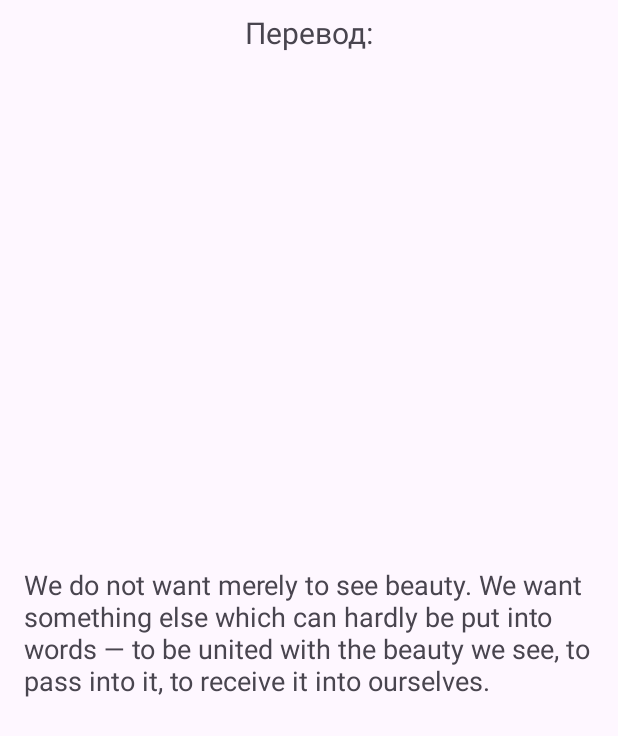
After one commit to elnurAndroidDev/Quotes, an Android app: the layout translation_bottom_sheet.xml on its own in the app's theme, with its tools: preview values and no code run, on a phone screen of 412 x 824 dp. The commit adds this screen. Shown: the top 736 px of the screen. Run offline under Robolectric (Android 15) with nearby library versions, the phone set to English and light mode, and no system bars.

Commit message:
added translation

```diff
--- a/app/build.gradle
+++ b/app/build.gradle
@@ -44,6 +44,7 @@ dependencies {
     implementation 'androidx.constraintlayout:constraintlayout:2.1.4'
     implementation 'org.jetbrains.kotlinx:kotlinx-coroutines-core:1.6.4'
     implementation 'com.github.duanhong169:colorpicker:1.1.6'
+    implementation 'com.google.mlkit:translate:17.0.1'
     implementation "androidx.lifecycle:lifecycle-viewmodel-ktx:2.6.1"
     implementation 'com.google.code.gson:gson:2.10.1'
     implementation 'com.squareup.retrofit2:retrofit:2.9.0'
--- /dev/null
+++ b/app/src/main/java/com/example/quotes/models/TranslationResponse.kt
@@ -0,0 +1,6 @@
+package com.example.quotes.models
+
+data class TranslationResponse(
+    val message: String,
+    val status: String
+)
--- a/app/src/main/java/com/example/quotes/ui/QuoteClickListener.kt
+++ b/app/src/main/java/com/example/quotes/ui/QuoteClickListener.kt
@@ -5,4 +5,6 @@ import com.example.quotes.models.QuoteUiModel
 interface QuoteClickListener {
     fun likeOrUnLike(quote: QuoteUiModel)
     fun share(quote: QuoteUiModel)
+
+    fun translate(quoteContent: String)
 }
--- a/app/src/main/java/com/example/quotes/ui/activities/favorites/FavoritesActivity.kt
+++ b/app/src/main/java/com/example/quotes/ui/activities/favorites/FavoritesActivity.kt
@@ -54,6 +54,10 @@ class FavoritesActivity : AppCompatActivity() {
                 val shareIntent = Intent.createChooser(sendIntent, null)
                 startActivity(shareIntent)
             }
+
+            override fun translate(quoteContent: String) {
+
+            }
         })
         binding.favRV.adapter = adapter
         binding.favRV.layoutManager = LinearLayoutManager(this)
--- a/app/src/main/res/layout/error_item.xml
+++ b/app/src/main/res/layout/error_item.xml
@@ -41,7 +41,7 @@
         android:id="@+id/updateButton"
         android:layout_width="40dp"
         android:layout_height="40dp"
-        android:background="@drawable/update_icon"
+        android:src="@drawable/update_icon"
         app:layout_constraintBottom_toBottomOf="parent"
         app:layout_constraintEnd_toEndOf="parent" />
 
--- /dev/null
+++ b/app/src/main/res/layout/translation_bottom_sheet.xml
@@ -0,0 +1,33 @@
+<?xml version="1.0" encoding="utf-8"?>
+<androidx.constraintlayout.widget.ConstraintLayout xmlns:android="http://schemas.android.com/apk/res/android"
+    xmlns:app="http://schemas.android.com/apk/res-auto"
+    xmlns:tools="http://schemas.android.com/tools"
+    android:layout_width="match_parent"
+    android:layout_height="match_parent">
+
+    <TextView
+        android:id="@+id/translationHeader"
+        android:layout_width="wrap_content"
+        android:layout_height="wrap_content"
+        android:layout_marginTop="8dp"
+        android:text="Перевод:"
+        android:textSize="20sp"
+        app:layout_constraintEnd_toEndOf="parent"
+        app:layout_constraintStart_toStartOf="parent"
+        app:layout_constraintTop_toTopOf="parent" />
+
+    <TextView
+        android:id="@+id/translatedTextView"
+        android:layout_width="0dp"
+        android:layout_height="wrap_content"
+        android:layout_marginStart="16dp"
+        android:layout_marginTop="16dp"
+        android:layout_marginEnd="16dp"
+        android:layout_marginBottom="32dp"
+        android:textSize="18sp"
+        app:layout_constraintBottom_toBottomOf="parent"
+        app:layout_constraintEnd_toEndOf="parent"
+        app:layout_constraintStart_toStartOf="parent"
+        app:layout_constraintTop_toBottomOf="@+id/translationHeader"
+        tools:text="We do not want merely to see beauty. We want something else which can hardly be put into words — to be united with the beauty we see, to pass into it, to receive it into ourselves." />
+</androidx.constraintlayout.widget.ConstraintLayout>
```
Also changed, not shown: app/src/main/AndroidManifest.xml (+13 -0 lines), app/src/main/java/com/example/quotes/adapters/QuotesAdapter.kt (+11 -7 lines), app/src/main/java/com/example/quotes/ui/QuotesViewModel.kt (+24 -1 lines), app/src/main/java/com/example/quotes/ui/activities/home/MainActivity.kt (+108 -8 lines), app/src/main/res/layout/quote_item.xml (+29 -10 lines), app/src/main/res/xml/paths.xml (added, +18 -0 lines), app/src/main/res/drawable/heart.png, app/src/main/res/drawable/heart_filled.png, app/src/main/res/drawable/share_icon.png (added), app/src/main/res/drawable/translate_icon.png (added).
